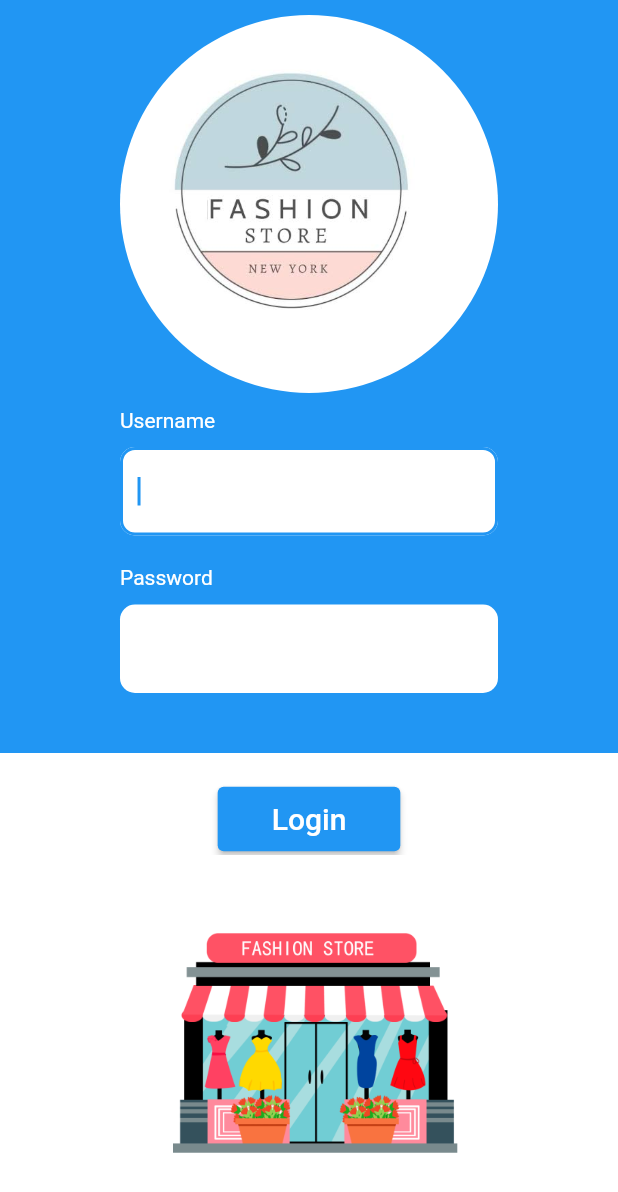
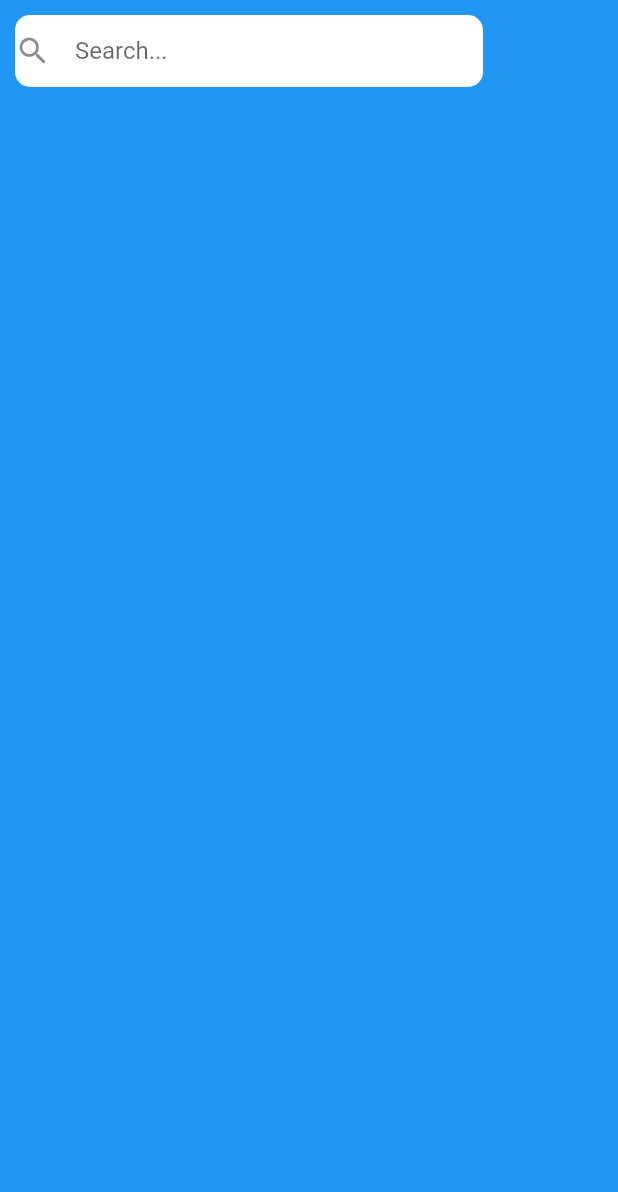
Before and after one commit to irdaislakhuafa/joki_ecommerce, a Flutter app: the Login screen opened directly, after a tap on "Login", on a phone screen of 412 x 824 dp. Shown: the top 1192 px of the screen. Run offline on Flutter 3.47's test engine with Material 2 defaults, Android fonts, the light colour scheme and no system bars; our stand-ins replace splashscreen.

Commit message:
add navigation to Home()

```diff
--- /dev/null
+++ b/lib/view/components/search_bar.dart
@@ -0,0 +1,22 @@
+import 'package:flutter/material.dart';
+
+class SearchBar extends StatelessWidget {
+  @override
+  Widget build(BuildContext context) {
+    return Container(
+      margin: const EdgeInsets.all(10),
+      padding: const EdgeInsets.symmetric(),
+      decoration: BoxDecoration(
+        color: Colors.white,
+        borderRadius: BorderRadius.circular(10),
+      ),
+      child: const TextField(
+        decoration: InputDecoration(
+          hintText: "Search...",
+          border: InputBorder.none,
+          icon: Icon(Icons.search),
+        ),
+      ),
+    );
+  }
+}
--- /dev/null
+++ b/lib/view/home.dart
@@ -0,0 +1,32 @@
+import 'package:ecommerce/view/components/search_bar.dart';
+import 'package:flutter/material.dart';
+
+class Home extends StatefulWidget {
+  @override
+  State<StatefulWidget> createState() => _HomeState();
+}
+
+class _HomeState extends State<Home> {
+  @override
+  Widget build(BuildContext context) {
+    return Scaffold(
+      backgroundColor: Theme.of(context).primaryColor,
+      body: ListView(
+        children: [
+          // search bar
+          Container(
+            margin: EdgeInsets.only(right: 80, bottom: 30),
+            child: SearchBar(),
+          ),
+
+          // TODO: ads cards
+          Container(
+            child: Card(),
+          ),
+          // TODO: categories
+          // TODO: card products
+        ],
+      ),
+    );
+  }
+}
--- a/lib/view/login.dart
+++ b/lib/view/login.dart
@@ -1,4 +1,6 @@
 import 'package:flutter/material.dart';
+
+import 'home.dart';
 
 class Login extends StatefulWidget {
   @override
@@ -98,7 +100,13 @@ class _LoginState extends State<Login> {
                       MaterialStateProperty.all(Theme.of(context).primaryColor),
                 ),
                 onPressed: () {
-                  // Navigation
+                  // TODO: to home page
+                  Navigator.push(
+                    context,
+                    MaterialPageRoute(
+                      builder: (context) => Home(),
+                    ),
+                  );
                 },
                 child: Container(
                   padding:
```
